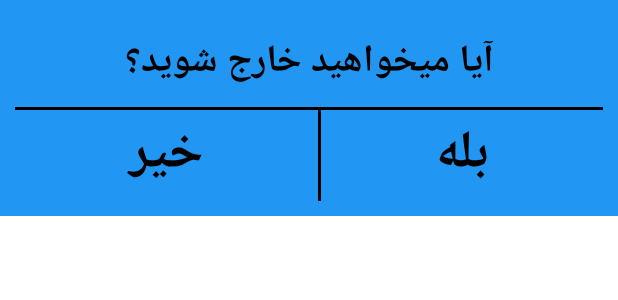
After one commit to Android-sadjad/TruthOrDare, an Android app: the layout dialog_exit.xml on its own in the app's theme, with its tools: preview values and no code run, on a phone screen of 412 x 824 dp. The commit adds this screen. Shown: the top 300 px of the screen. Run offline under Robolectric (Android 15) with nearby library versions, the phone set to English and light mode, and no system bars.

Commit message:
create dialog exit

```diff
--- /dev/null
+++ b/app/src/main/res/layout/dialog_exit.xml
@@ -0,0 +1,82 @@
+<?xml version="1.0" encoding="utf-8"?>
+<androidx.constraintlayout.widget.ConstraintLayout xmlns:android="http://schemas.android.com/apk/res/android"
+    android:layout_width="match_parent"
+    android:layout_height="wrap_content"
+    xmlns:app="http://schemas.android.com/apk/res-auto"
+    android:padding="10dp"
+    android:id="@+id/cl_exit"
+    android:background="#2196F3"
+    >
+
+
+    <TextView
+        android:layout_width="match_parent"
+        android:layout_height="wrap_content"
+        android:text="آیا میخواهید خارج شوید؟"
+        android:textSize="25sp"
+        android:textColor="@color/black"
+        android:layout_margin="10dp"
+        android:id="@+id/exit_txt"
+        app:layout_constraintTop_toTopOf="parent"
+        app:layout_constraintLeft_toLeftOf="parent"
+        app:layout_constraintRight_toRightOf="parent"
+        android:gravity="center"
+        android:textStyle="bold"
+        />
+
+    <ImageView
+        android:layout_width="match_parent"
+        android:layout_height="2dp"
+        android:id="@+id/exit_horizental_line"
+        app:layout_constraintTop_toBottomOf="@id/exit_txt"
+        android:background="@color/black"
+        android:layout_marginTop="8dp"
+        />
+
+    <LinearLayout
+        android:layout_width="match_parent"
+        android:layout_height="wrap_content"
+        android:weightSum="2"
+        android:gravity="right"
+        android:orientation="horizontal"
+        app:layout_constraintTop_toBottomOf="@id/exit_horizental_line"
+        >
+
+        <TextView
+            android:layout_width="wrap_content"
+            android:layout_height="wrap_content"
+            android:text="خیر"
+            android:gravity="center"
+            android:textStyle="bold"
+            android:textColor="@color/black"
+            android:textSize="35sp"
+            android:layout_weight="1"
+            android:id="@+id/cancle_btn"
+
+
+            />
+
+        <ImageView
+            android:layout_width="2dp"
+            android:layout_height="match_parent"
+            android:background="@color/black"
+
+            />
+
+        <TextView
+            android:layout_width="wrap_content"
+            android:layout_height="wrap_content"
+            android:text="بله"
+            android:gravity="center"
+            android:textColor="@color/black"
+            android:textSize="35sp"
+            android:layout_weight="1"
+            android:id="@+id/ok_btn"
+            android:textStyle="bold"
+            />
+
+    </LinearLayout>
+
+
+
+</androidx.constraintlayout.widget.ConstraintLayout>
```
Also changed, not shown: app/src/main/java/com/example/truthordare/activity/MainActivity.java (+5 -2 lines), app/src/main/java/com/example/truthordare/dialog/AboutUsDialog.java (+1 -8 lines), app/src/main/java/com/example/truthordare/dialog/ExitDialog.java (added, +68 -0 lines), app/src/main/res/layout/dialog_about_us.xml (renamed from app/src/main/res/layout/fragment_about_us.xml).
